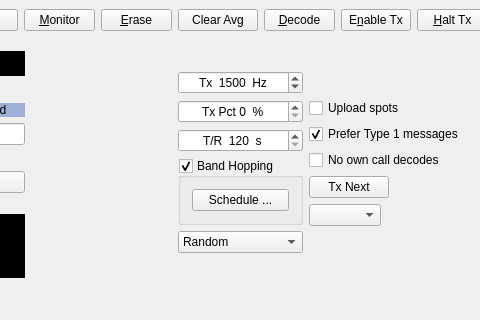
saitohirga/WSJT-X, file widgets/mainwindow.ui: the form before one commit; both pictures show x 215 to 695 and y 235 to 555 of the 867 by 555 pixel window.
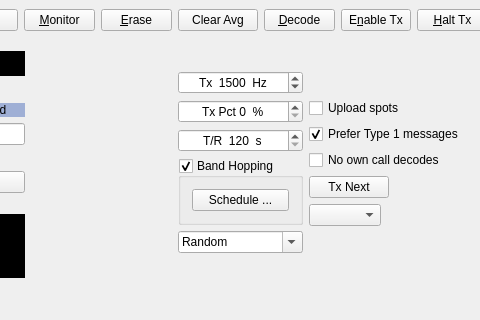
The form after the commit. The open tabs and pages were chosen to show the change. Custom widgets are drawn as their Qt base class.

Commit message: Minor cleanup of RoundRobin control.

```diff
--- a/widgets/mainwindow.ui
+++ b/widgets/mainwindow.ui
@@ -2633,6 +2633,9 @@
                     </item>
                     <item>
                      <widget class="QComboBox" name="RoundRobin">
+                      <property name="editable">
+                       <bool>true</bool>
+                      </property>
                       <property name="currentIndex">
                        <number>0</number>
                       </property>
```
The commit also changes 2 other files.
